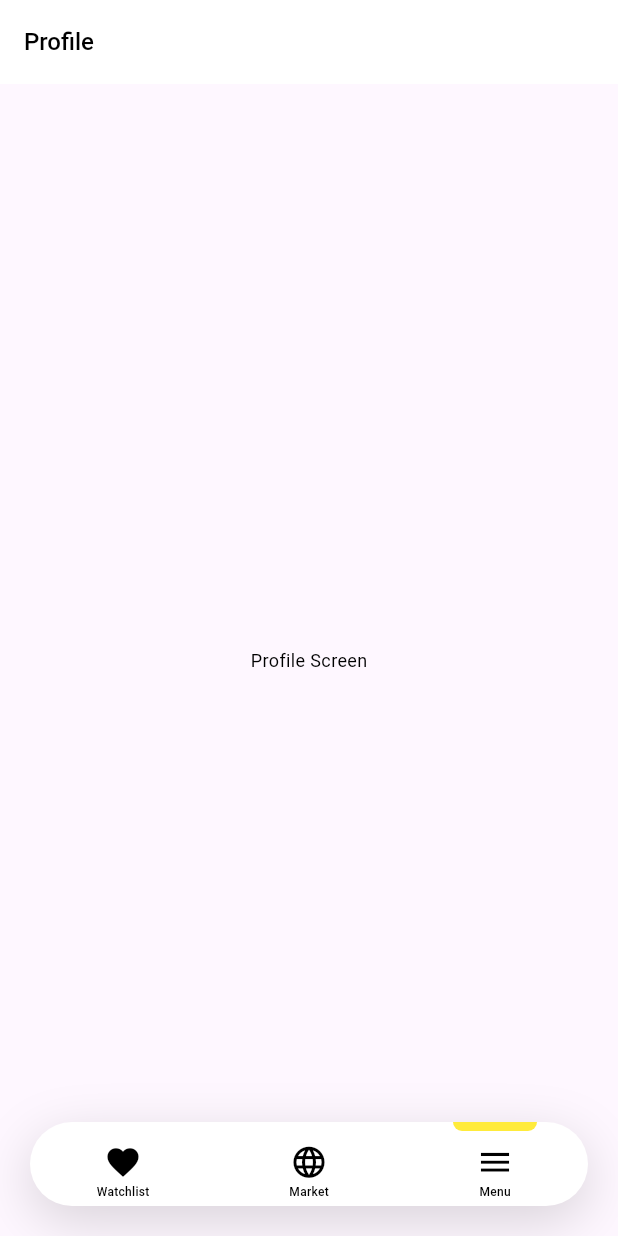
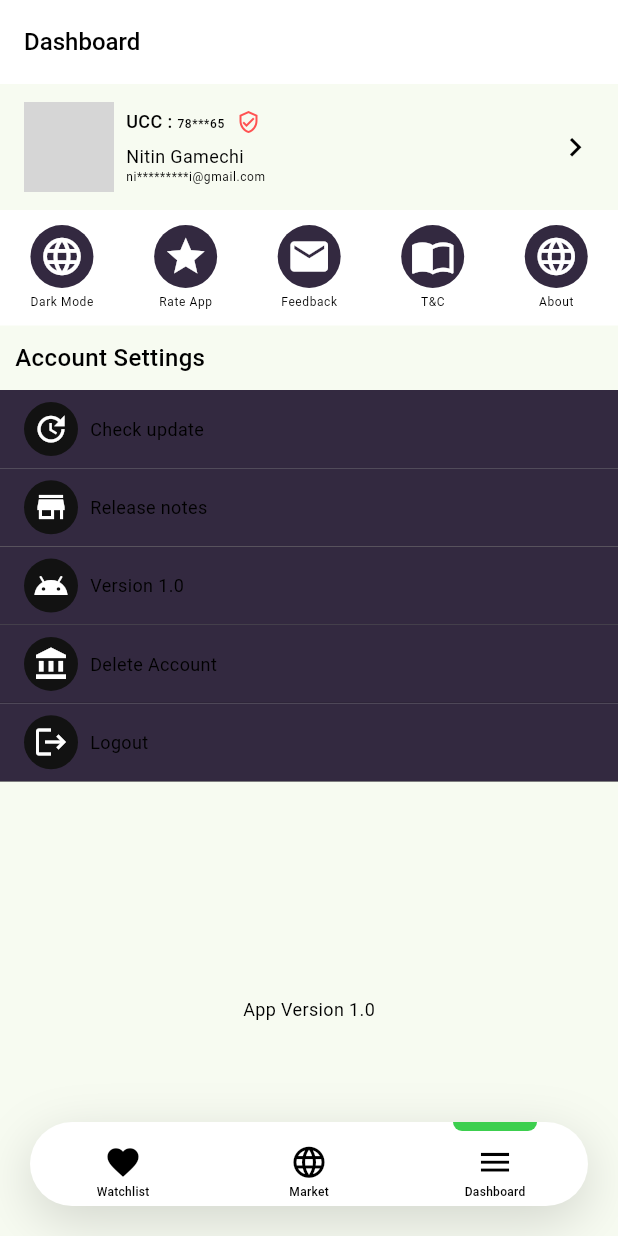
Before and after one commit to GamechiNitin/SimpleBank, a Flutter app: the screen it shows after launch, item 3 of the bottom bar chosen, on a phone screen of 412 x 824 dp. Run offline on Flutter 3.47's test engine with Material 2 defaults, Android fonts, the phone set to English and light mode, and no system bars; our stand-ins replace flutter_bloc, shared_preferences; network calls fail; grey boxes are pictures that could not be loaded.

Commit message:
UI : Dashboard Screen

```diff
--- a/lib/utils/colors.dart
+++ b/lib/utils/colors.dart
@@ -1,6 +1,6 @@
 import 'package:flutter/material.dart';
 
-const Color kPrimaryColor = Colors.yellow;
+const Color kPrimaryColor = Color(0xff3CCF4E);
 const Color kLightPrimaryColor = Colors.redAccent;
 
 const Color kSecondaryColor = Colors.redAccent;
@@ -12,6 +12,7 @@ const Color kBlackColor = Colors.black;
 const Color kHintColor = Colors.black38;
 
 const Color kErrorColor = Colors.redAccent;
+const Color kBlueAccentColor = Colors.blueAccent;
 
 // Dark Theme Color
 const Color kDarkGreyColor = Color(0xFF121212);
--- a/lib/utils/dimens.dart
+++ b/lib/utils/dimens.dart
@@ -16,5 +16,6 @@ const double size26 = 26.0;
 const double size28 = 28.0;
 const double size30 = 30.0;
 
+const double kSmallIconSize = 16.0;
 const double kIconSize = 25.0;
 const double kAppBarIconSize = 22.0;
--- a/lib/utils/import.dart
+++ b/lib/utils/import.dart
@@ -6,7 +6,7 @@ export 'package:simple_bank/view/splash_screen.dart';
 
 // Home - BNB
 export 'package:simple_bank/view/screen/bnb/market_screen.dart';
-export 'package:simple_bank/view/screen/bnb/menu_screen.dart';
+export 'package:simple_bank/view/screen/bnb/dashboard_screen.dart';
 export 'package:simple_bank/view/screen/bnb/home_screen.dart';
 // Home - BNB - Componenr
 export 'package:simple_bank/view/screen/bnb/component/watchlist_component.dart';
--- a/lib/utils/theme.dart
+++ b/lib/utils/theme.dart
@@ -28,6 +28,32 @@ class AppTheme {
       ),
       useMaterial3: true,
       primaryColor: kPrimaryColor,
+      scaffoldBackgroundColor:
+          ColorScheme.fromSeed(seedColor: kPrimaryColor).background,
+      colorScheme: ColorScheme(
+        brightness: Brightness.light,
+        primary: kWhiteColor,
+        onPrimary: kWhiteColor,
+        secondary: kWhiteColor,
+        onSecondary: kWhiteColor,
+        error: kBlackColor,
+        onError: ColorScheme.fromSeed(seedColor: kPrimaryColor).background,
+        background: ColorScheme.fromSeed(seedColor: kPrimaryColor).background,
+        onBackground: ColorScheme.fromSeed(seedColor: kPrimaryColor).background,
+        surface: kPrimaryColor,
+        onSurface: ColorScheme.fromSeed(seedColor: kPrimaryColor).background,
+      ),
+      textTheme: const TextTheme(
+        bodyMedium: TextStyle(
+          fontSize: size12,
+          color: kBlackColor,
+          // height: 0,
+        ),
+        bodySmall: TextStyle(
+          fontSize: size8,
+          color: kBlackColor,
+        ),
+      )
       // colorSchemeSeed: kPrimaryColor,
       );
 
@@ -36,6 +62,20 @@ class AppTheme {
     // colorSchemeSeed: kPrimaryColor,
     primaryColor: kPrimaryColor,
     scaffoldBackgroundColor: kDarkGrey1Color,
+
+    colorScheme: ColorScheme(
+      brightness: Brightness.dark,
+      primary: kPrimaryColor,
+      onPrimary: kBlackColor,
+      secondary: kDarkGreyColor,
+      onSecondary: kPrimaryColor,
+      error: kPrimaryColor,
+      onError: kPrimaryColor,
+      background: kPrimaryColor,
+      onBackground: kPrimaryColor,
+      surface: ColorScheme.fromSeed(seedColor: kPrimaryColor).primary,
+      onSurface: kPrimaryColor,
+    ),
     useMaterial3: true,
     appBarTheme: const AppBarTheme(
       backgroundColor: kDarkGreyColor,
@@ -60,5 +100,17 @@ class AppTheme {
         letterSpacing: 0.2,
       ),
     ),
+    // Text Theme
+    textTheme: const TextTheme(
+      bodyMedium: TextStyle(
+        fontSize: size12,
+        color: kWhiteColor,
+        // height: 0,
+      ),
+      bodySmall: TextStyle(
+        fontSize: size8,
+        color: kWhiteColor,
+      ),
+    ),
   );
 }
--- a/lib/view/screen/bnb/component/watchlist_component.dart
+++ b/lib/view/screen/bnb/component/watchlist_component.dart
@@ -34,7 +34,8 @@ class WatchlistComponent extends StatelessWidget {
               shortName.substring(0, 1),
               style: const TextStyle(
                 fontSize: size18,
-                color: kBlackColor,
+                color: kBlackColor
+                ,
               ),
             ),
           ),
--- /dev/null
+++ b/lib/view/screen/bnb/dashboard_screen.dart
@@ -0,0 +1,260 @@
+import 'package:simple_bank/utils/import.dart';
+
+class DashboardScreen extends StatefulWidget {
+  const DashboardScreen({super.key});
+
+  @override
+  State<DashboardScreen> createState() => _DashboardScreenState();
+}
+
+class _DashboardScreenState extends State<DashboardScreen> {
+  @override
+  Widget build(BuildContext context) {
+    return Scaffold(
+      appBar: AppBar(
+        title: const Text("Dashboard"),
+      ),
+      body: Column(
+        crossAxisAlignment: CrossAxisAlignment.start,
+        children: [
+          Padding(
+            padding: const EdgeInsets.symmetric(horizontal: 16, vertical: 12),
+            child: Row(
+              crossAxisAlignment: CrossAxisAlignment.center,
+              children: [
+                SizedBox(
+                  height: 60,
+                  width: 60,
+                  child: ClipRRect(
+                    borderRadius: BorderRadius.circular(kBorderRadius),
+                    child: Image.network(
+                      "https://picsum.photos/200/300",
+                      fit: BoxFit.cover,
+                    ),
+                  ),
+                ),
+                const SizedBox(width: 8),
+                Expanded(
+                  child: Column(
+                    crossAxisAlignment: CrossAxisAlignment.start,
+                    children: [
+                      Row(
+                        children: [
+                          RichText(
+                            text: TextSpan(
+                              text: "UCC : ",
+                              style: Theme.of(context)
+                                  .textTheme
+                                  .bodyMedium
+                                  ?.copyWith(fontWeight: FontWeight.w500),
+                              children: [
+                                TextSpan(
+                                  text: "78***65",
+                                  style: Theme.of(context)
+                                      .textTheme
+                                      .bodySmall
+                                      ?.copyWith(fontWeight: FontWeight.w500),
+                                )
+                              ],
+                            ),
+                          ),
+                          const SizedBox(width: 8),
+                          const Icon(
+                            Icons.verified_user_outlined,
+                            size: kSmallIconSize,
+                            color: kErrorColor,
+                          ),
+                        ],
+                      ),
+                      const SizedBox(height: 6),
+                      Text(
+                        "Nitin Gamechi",
+                        style: Theme.of(context).textTheme.bodyMedium,
+                      ),
+                      Text(
+                        "ni*********i@gmail.com",
+                        style: Theme.of(context).textTheme.bodySmall,
+                      ),
+                    ],
+                  ),
+                ),
+                Icon(
+                  Icons.keyboard_arrow_right_sharp,
+                  size: kIconSize,
+                  color: Theme.of(context)
+                      .bottomNavigationBarTheme
+                      .selectedIconTheme
+                      ?.color,
+                ),
+              ],
+            ),
+          ),
+          Container(
+            padding: const EdgeInsets.symmetric(vertical: 10),
+            color: Theme.of(context).colorScheme.secondary,
+            // color: kDarkGreyColor,
+            child: Row(
+              mainAxisAlignment: MainAxisAlignment.spaceAround,
+              children: [
+                MyWidget(
+                  text: "Dark Mode",
+                  icon: Icons.language,
+                  onTap: () {},
+                ),
+                MyWidget(
+                  text: "Rate App",
+                  icon: Icons.star,
+                  onTap: () {},
+                ),
+                MyWidget(
+                  text: "Feedback",
+                  icon: Icons.email,
+                  onTap: () {},
+                ),
+                MyWidget(
+                  text: "T&C",
+                  icon: Icons.import_contacts,
+                  onTap: () {},
+                ),
+                MyWidget(
+                  text: "About",
+                  icon: Icons.language,
+                  onTap: () {},
+                ),
+              ],
+            ),
+          ),
+          Padding(
+            padding: const EdgeInsets.all(10),
+            child: Text(
+              "Account Settings",
+              textAlign: TextAlign.start,
+              style: Theme.of(context).appBarTheme.titleTextStyle,
+            ),
+          ),
+          MyWidget2(
+            text: "Check update",
+            icon: Icons.update,
+            onTap: () {},
+          ),
+          MyWidget2(
+            text: "Release notes",
+            icon: Icons.store,
+            onTap: () {},
+          ),
+          MyWidget2(
+            text: "Version 1.0",
+            icon: Icons.android_outlined,
+            onTap: () {},
+          ),
+          MyWidget2(
+            text: "Delete Account",
+            icon: Icons.account_balance,
+            onTap: () {},
+          ),
+          MyWidget2(
+            text: "Logout",
+            icon: Icons.logout,
+            onTap: () {},
+          ),
+          Expanded(
+            child: Center(
+              child: Text(
+                "App Version 1.0",
+                style: Theme.of(context).textTheme.bodyMedium,
+              ),
+            ),
+          ),
+        ],
+      ),
+    );
+  }
+}
+
+class MyWidget extends StatelessWidget {
+  const MyWidget({
+    super.key,
+    required this.text,
+    required this.icon,
+    required this.onTap,
+  });
+  final String text;
+  final IconData icon;
+  final VoidCallback onTap;
+
+  @override
+  Widget build(BuildContext context) {
+    return Column(
+      crossAxisAlignment: CrossAxisAlignment.center,
+      mainAxisAlignment: MainAxisAlignment.center,
+      children: [
+        Container(
+          margin: const EdgeInsets.only(bottom: 4),
+          padding: const EdgeInsets.all(6),
+          alignment: Alignment.center,
+          decoration: const BoxDecoration(
+            shape: BoxShape.circle,
+            color: kDarkGrey2Color,
+          ),
+          child: Icon(
+            icon,
+            size: 30,
+            color: kWhiteColor,
+          ),
+        ),
+        Text(
+          text,
+          style: Theme.of(context).textTheme.bodySmall,
+        )
+      ],
+    );
+  }
+}
+
+class MyWidget2 extends StatelessWidget {
+  const MyWidget2(
+      {super.key, required this.text, required this.icon, required this.onTap});
+  final String text;
+  final IconData icon;
+  final VoidCallback onTap;
+  @override
+  Widget build(BuildContext context) {
+    return Container(
+      padding: const EdgeInsets.symmetric(horizontal: 16, vertical: 8),
+      decoration: const BoxDecoration(
+        shape: BoxShape.rectangle,
+        color: kDarkGrey2Color,
+        border: Border(
+          bottom: BorderSide(
+            color: kBlackColor,
+            width: 0.2,
+          ),
+        ),
+      ),
+      child: Row(
+        crossAxisAlignment: CrossAxisAlignment.center,
+        mainAxisAlignment: MainAxisAlignment.start,
+        children: [
+          Container(
+            margin: const EdgeInsets.only(right: 8),
+            padding: const EdgeInsets.all(6),
+            alignment: Alignment.center,
+            decoration: const BoxDecoration(
+              shape: BoxShape.circle,
+              color: kDarkGreyColor,
+            ),
+            child: Icon(
+              icon,
+              // size: 30,
+              color: kWhiteColor,
+            ),
+          ),
+          Text(
+            text,
+            style: Theme.of(context).textTheme.bodyMedium,
+          ),
+        ],
+      ),
+    );
+  }
+}
--- a/lib/view/screen/bnb/home.dart
+++ b/lib/view/screen/bnb/home.dart
@@ -36,7 +36,7 @@ class _HomeState extends State<Home> with SingleTickerProviderStateMixin {
         children: const [
           HomeScreen(),
           MarketScreen(),
-          MenuScreen(),
+          DashboardScreen(),
         ],
       ),
       bottomNavigationBar: Container(
@@ -69,7 +69,7 @@ class _HomeState extends State<Home> with SingleTickerProviderStateMixin {
               currentIndex: currentIndex == 1,
             ),
             BottomNavIconWidget(
-              label: "Menu",
+              label: "Dashboard",
               icon: Icons.menu,
               currentIndex: currentIndex == 2,
             ),
--- a/lib/view/screen/bnb/home_screen.dart
+++ b/lib/view/screen/bnb/home_screen.dart
@@ -21,11 +21,11 @@ class _HomeScreenState extends State<HomeScreen> {
         centerTitle: true,
         title: RichText(
           text: TextSpan(
-            text: "Simple",
+            text: "Digital",
             style: Theme.of(context).appBarTheme.titleTextStyle,
             children: [
               TextSpan(
-                text: "Bank",
+                text: "Money",
                 style: TextStyle(
                   fontSize: 16,
                   fontWeight: FontWeight.w500,
--- a/lib/view/screen/bnb/menu_screen.dart
+++ /dev/null
@@ -1,28 +0,0 @@
-import 'package:simple_bank/utils/import.dart';
-
-class MenuScreen extends StatefulWidget {
-  const MenuScreen({super.key});
-
-  @override
-  State<MenuScreen> createState() => _MenuScreenState();
-}
-
-class _MenuScreenState extends State<MenuScreen> {
-  @override
-  Widget build(BuildContext context) {
-    return Scaffold(
-      appBar: AppBar(
-        title: const Text("Profile"),
-      ),
-      body: const Center(
-        child: Text(
-          "Profile Screen",
-          style: TextStyle(
-            fontSize: size12,
-            color: kBlackColor,
-          ),
-        ),
-      ),
-    );
-  }
-}
--- a/lib/view/splash_screen.dart
+++ b/lib/view/splash_screen.dart
@@ -30,6 +30,7 @@ class _SplashScreenState extends State<SplashScreen> {
       (route) => false,
     );
   }
+
   void gotoHome() {
     Navigator.pushAndRemoveUntil(
       context,
@@ -46,12 +47,11 @@ class _SplashScreenState extends State<SplashScreen> {
       body: Center(
         child: RichText(
           text: TextSpan(
-            text: "Simple",
-                       style: Theme.of(context).appBarTheme.titleTextStyle,
-
+            text: "Digital",
+            style: Theme.of(context).appBarTheme.titleTextStyle,
             children: [
               TextSpan(
-                text: "Bank",
+                text: "Money",
                 style: TextStyle(
                   fontSize: 16,
                   fontWeight: FontWeight.w500,
```
Lines whose indentation alone changed are shown as unchanged.
